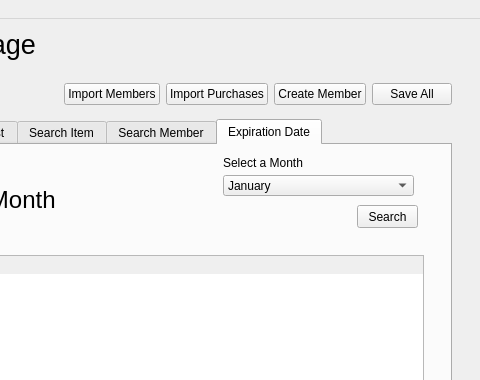
First picture: the form in dashboard.ui, repository danielmulvad/CS1C-Project-2, before the edit; both pictures show x 339 to 819 and y 0 to 380 of the 819 by 627 pixel window.
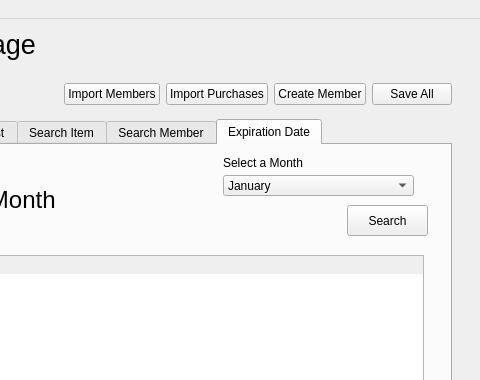
Second picture: the form after the edit. The open tabs and pages were chosen to show the change.

Commit message: resize button to display correctly on macos

```diff
--- a/dashboard.ui
+++ b/dashboard.ui
@@ -655,10 +655,10 @@
           <widget class="QPushButton" name="pushButton_2">
            <property name="geometry">
             <rect>
-             <x>684</x>
+             <x>674</x>
              <y>60</y>
-             <width>61</width>
-             <height>23</height>
+             <width>81</width>
+             <height>31</height>
             </rect>
            </property>
            <property name="text">
```
Left out of the diff: 2 changed lines with no effect on the pictures.
